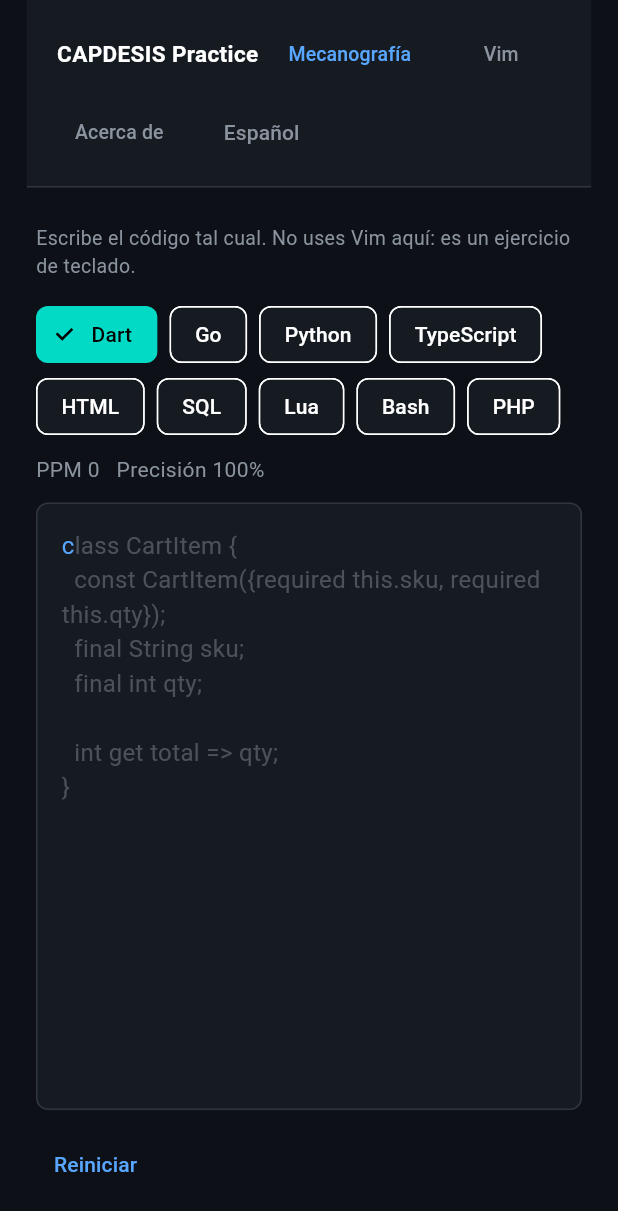
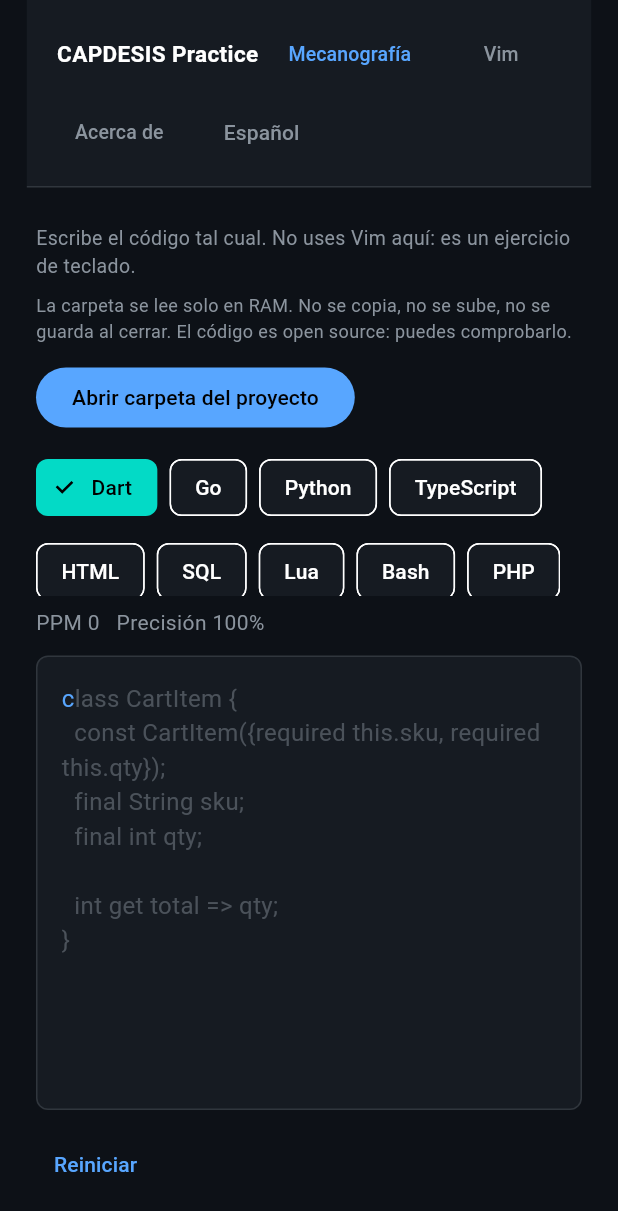
Before and after one commit to chochy2001/Neovim-Vim_Configuration, a Flutter app: the screen it shows after launch, on a phone screen of 412 x 824 dp. Shown: the top 1211 px of the screen. Run offline on Flutter 3.47's test engine with Material 3 defaults, Android fonts, the phone set to English and light mode, and no system bars; our stand-ins replace file_picker; Roboto replaces fonts that are missing (Segoe UI).

Commit message:
feat(practice): 20 languages + local folder import (RAM only)

```diff
--- a/trainer/lib/data/content.dart
+++ b/trainer/lib/data/content.dart
@@ -117,6 +117,91 @@ root="\$(cd "\$(dirname "\$0")" && pwd)"
     language: 'PHP',
     body: '''function sku(string \$raw): string {
     return strtoupper(trim(\$raw));
+}''',
+  ),
+  Snippet(
+    id: 'js',
+    language: 'JavaScript',
+    body: '''export function clamp(n, min, max) {
+  return Math.min(max, Math.max(min, n));
+}''',
+  ),
+  Snippet(
+    id: 'java',
+    language: 'Java',
+    body: '''public final class Sku {
+    public static String normalize(String raw) {
+        return raw.trim().toUpperCase();
+    }
+}''',
+  ),
+  Snippet(
+    id: 'kotlin',
+    language: 'Kotlin',
+    body: '''fun normalize(raw: String): String =
+    raw.trim().uppercase()''',
+  ),
+  Snippet(
+    id: 'swift',
+    language: 'Swift',
+    body: '''func normalize(_ raw: String) -> String {
+    raw.trimmingCharacters(in: .whitespaces).uppercased()
+}''',
+  ),
+  Snippet(
+    id: 'css',
+    language: 'CSS',
+    body: '''.card {
+  display: flex;
+  gap: 8px;
+  color: #e6edf3;
+}''',
+  ),
+  Snippet(
+    id: 'c',
+    language: 'C',
+    body: '''int clamp(int n, int min, int max) {
+    if (n < min) return min;
+    if (n > max) return max;
+    return n;
+}''',
+  ),
+  Snippet(
+    id: 'cpp',
+    language: 'C++',
+    body: '''template <typename T>
+T clamp(T n, T lo, T hi) {
+    return n < lo ? lo : (n > hi ? hi : n);
+}''',
+  ),
+  Snippet(
+    id: 'rust',
+    language: 'Rust',
+    body: '''fn clamp(n: i32, lo: i32, hi: i32) -> i32 {
+    n.max(lo).min(hi)
+}''',
+  ),
+  Snippet(
+    id: 'csharp',
+    language: 'C#',
+    body: '''public static class Sku {
+    public static string Normalize(string raw) =>
+        raw.Trim().ToUpperInvariant();
+}''',
+  ),
+  Snippet(
+    id: 'ruby',
+    language: 'Ruby',
+    body: '''def normalize(raw)
+  raw.strip.upcase
+end''',
+  ),
+  Snippet(
+    id: 'json',
+    language: 'JSON',
+    body: '''{
+  "ok": true,
+  "items": 3
 }''',
   ),
 ];
--- a/trainer/lib/i18n.dart
+++ b/trainer/lib/i18n.dart
@@ -30,6 +30,12 @@ class T {
   String get typeHint => es
       ? 'Escribe el código tal cual. No uses Vim aquí: es un ejercicio de teclado.'
       : 'Type the code as shown. No Vim here: this is a keyboard drill.';
+  String get importFolder => es ? 'Abrir carpeta del proyecto' : 'Open project folder';
+  String get clearImport => es ? 'Soltar archivos' : 'Drop files';
+  String get privacy => es
+      ? 'La carpeta se lee solo en RAM. No se copia, no se sube, no se guarda al cerrar. El código es open source: puedes comprobarlo.'
+      : 'The folder is read into RAM only. Not copied, not uploaded, not kept after quit. Open source: you can verify.';
+  String get importFail => es ? 'No se leyeron archivos de código (límite 40, 12 KB, sin node_modules/.git).' : 'No code files read (cap 40 files, 12 KB, skips node_modules/.git).';
   String get vimHint => es
       ? 'El cursor empieza donde indica el ejercicio. No hay flechas a propósito.'
       : 'The cursor starts where the exercise says. Arrow keys are ignored on purpose.';
--- a/trainer/lib/main.dart
+++ b/trainer/lib/main.dart
@@ -1,6 +1,10 @@
+import 'dart:io';
+
 import 'package:capdesis_practice/data/content.dart';
+import 'package:capdesis_practice/data/import_local.dart';
 import 'package:capdesis_practice/engine/vim.dart';
 import 'package:capdesis_practice/i18n.dart';
+import 'package:file_picker/file_picker.dart';
 import 'package:flutter/material.dart';
 import 'package:flutter/services.dart';
 
@@ -59,8 +63,11 @@ class _HomePageState extends State<HomePage> {
   int typedCount = 0;
   int correctCount = 0;
   String? vimStatus;
+  List<Snippet> imported = [];
+  String? importNote;
 
   T get t => T(es);
+  List<Snippet> get pool => imported.isEmpty ? snippets : imported;
 
   @override
   void initState() {
@@ -207,8 +214,31 @@ class _HomePageState extends State<HomePage> {
     );
   }
 
+  Future<void> _importFolder() async {
+    final path = await FilePicker.platform.getDirectoryPath();
+    if (path == null) return;
+    final got = await loadProjectFolder(path);
+    setState(() {
+      imported = got;
+      snippet = 0;
+      importNote = got.isEmpty ? t.importFail : '${got.length}';
+      _resetType();
+    });
+  }
+
+  void _dropImport() {
+    setState(() {
+      imported = [];
+      snippet = 0;
+      importNote = null;
+      _resetType();
+    });
+  }
+
   Widget _typewriter() {
-    final s = snippets[snippet];
+    final list = pool;
+    final i = snippet.clamp(0, list.length - 1);
+    final s = list[i];
     final target = s.body;
     final got = typed.toString();
     final secs = started == null
@@ -223,13 +253,36 @@ class _HomePageState extends State<HomePage> {
         crossAxisAlignment: CrossAxisAlignment.start,
         children: [
           Text(t.typeHint, style: const TextStyle(color: _muted, fontSize: 13)),
+          const SizedBox(height: 8),
+          Text(t.privacy, style: const TextStyle(color: _muted, fontSize: 12)),
           const SizedBox(height: 12),
           Wrap(
             spacing: 8,
+            runSpacing: 8,
+            crossAxisAlignment: WrapCrossAlignment.center,
             children: [
-              for (var i = 0; i < snippets.length; i++)
+              FilledButton(onPressed: _importFolder, child: Text(t.importFolder)),
+              if (imported.isNotEmpty)
+                TextButton(onPressed: _dropImport, child: Text(t.clearImport)),
+              if (importNote != null)
+                Text(importNote!, style: const TextStyle(color: _muted, fontSize: 12)),
+            ],
+          ),
+          const SizedBox(height: 12),
+          ConstrainedBox(
+            constraints: const BoxConstraints(maxHeight: 96),
+            child: SingleChildScrollView(
+              child: Wrap(
+            spacing: 8,
+            runSpacing: 8,
+            children: [
+              for (var i = 0; i < list.length; i++)
                 ChoiceChip(
-                  label: Text(snippets[i].language),
+                  label: Text(
+                    imported.isEmpty
+                        ? list[i].language
+                        : '${list[i].language} ${File(list[i].id).uri.pathSegments.last}',
+                  ),
                   selected: i == snippet,
                   onSelected: (_) => setState(() {
                     snippet = i;
@@ -237,6 +290,8 @@ class _HomePageState extends State<HomePage> {
                   }),
                 ),
             ],
+              ),
+            ),
           ),
           const SizedBox(height: 8),
           Text(
--- a/trainer/pubspec.yaml
+++ b/trainer/pubspec.yaml
@@ -35,6 +35,7 @@ dependencies:
   # The following adds the Cupertino Icons font to your application.
   # Use with the CupertinoIcons class for iOS style icons.
   cupertino_icons: ^1.0.8
+  file_picker: ^8.1.7
 
 dev_dependencies:
   flutter_test:
```
Also changed, not shown: trainer/lib/data/import_local.dart (added, +107 -0 lines), trainer/pubspec.lock, 3 other files.
